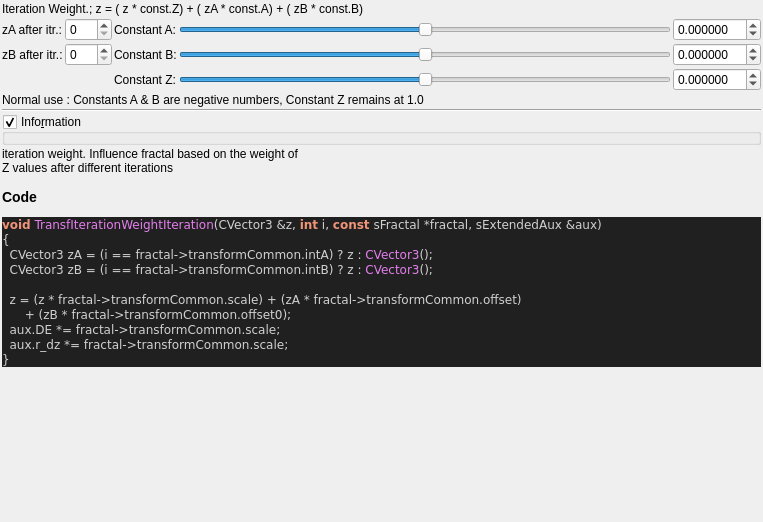
First picture: the form in mandelbulber2/formula/ui/fractal_transf_iteration_weight.ui, repository buddhi1980/mandelbulber2, before the edit.
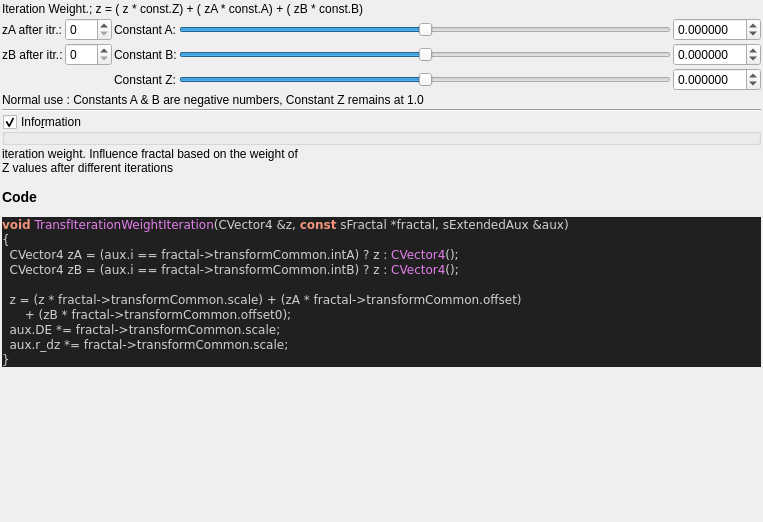
Second picture: the form after the edit. Custom widgets are drawn as their Qt base class.

```diff
--- a/mandelbulber2/formula/ui/fractal_transf_iteration_weight.ui
+++ b/mandelbulber2/formula/ui/fractal_transf_iteration_weight.ui
@@ -311,10 +311,10 @@
 &lt;/table&gt;
 &lt;h3&gt;Code&lt;/h3&gt;
 &lt;body style=&quot;background-color:#202020&quot;&gt;
-&lt;pre style=&quot;color:#d0d0d0; background-color:#202020;  font-family:'Courier New',monospace;&quot;&gt;&lt;span style=&quot;color:#f09479; font-weight:bold&quot;&gt;void&lt;/span&gt; &lt;span style=&quot;color:#e47eed&quot;&gt;TransfIterationWeightIteration&lt;/span&gt;&lt;span style=&quot;color:#d0d0d0&quot;&gt;(&lt;/span&gt;CVector3 &lt;span style=&quot;color:#d0d0d0&quot;&gt;&amp;amp;&lt;/span&gt;z&lt;span style=&quot;color:#d0d0d0&quot;&gt;,&lt;/span&gt; &lt;span style=&quot;color:#f09479; font-weight:bold&quot;&gt;int&lt;/span&gt; i&lt;span style=&quot;color:#d0d0d0&quot;&gt;,&lt;/span&gt; &lt;span style=&quot;color:#f09479; font-weight:bold&quot;&gt;const&lt;/span&gt; sFractal &lt;span style=&quot;color:#d0d0d0&quot;&gt;*&lt;/span&gt;fractal&lt;span style=&quot;color:#d0d0d0&quot;&gt;,&lt;/span&gt; sExtendedAux &lt;span style=&quot;color:#d0d0d0&quot;&gt;&amp;amp;&lt;/span&gt;aux&lt;span style=&quot;color:#d0d0d0&quot;&gt;)&lt;/span&gt;
+&lt;pre style=&quot;color:#d0d0d0; background-color:#202020;  font-family:'Courier New',monospace;&quot;&gt;&lt;span style=&quot;color:#f09479; font-weight:bold&quot;&gt;void&lt;/span&gt; &lt;span style=&quot;color:#e47eed&quot;&gt;TransfIterationWeightIteration&lt;/span&gt;&lt;span style=&quot;color:#d0d0d0&quot;&gt;(&lt;/span&gt;CVector4 &lt;span style=&quot;color:#d0d0d0&quot;&gt;&amp;amp;&lt;/span&gt;z&lt;span style=&quot;color:#d0d0d0&quot;&gt;,&lt;/span&gt; &lt;span style=&quot;color:#f09479; font-weight:bold&quot;&gt;const&lt;/span&gt; sFractal &lt;span style=&quot;color:#d0d0d0&quot;&gt;*&lt;/span&gt;fractal&lt;span style=&quot;color:#d0d0d0&quot;&gt;,&lt;/span&gt; sExtendedAux &lt;span style=&quot;color:#d0d0d0&quot;&gt;&amp;amp;&lt;/span&gt;aux&lt;span style=&quot;color:#d0d0d0&quot;&gt;)&lt;/span&gt;
 &lt;span style=&quot;color:#d0d0d0&quot;&gt;{&lt;/span&gt;
-  CVector3 zA &lt;span style=&quot;color:#d0d0d0&quot;&gt;= (&lt;/span&gt;i &lt;span style=&quot;color:#d0d0d0&quot;&gt;==&lt;/span&gt; fractal&lt;span style=&quot;color:#d0d0d0&quot;&gt;-&amp;gt;&lt;/span&gt;transformCommon&lt;span style=&quot;color:#d0d0d0&quot;&gt;.&lt;/span&gt;intA&lt;span style=&quot;color:#d0d0d0&quot;&gt;)&lt;/span&gt; ? z &lt;span style=&quot;color:#d0d0d0&quot;&gt;:&lt;/span&gt; &lt;span style=&quot;color:#e47eed&quot;&gt;CVector3&lt;/span&gt;&lt;span style=&quot;color:#d0d0d0&quot;&gt;();&lt;/span&gt;
-  CVector3 zB &lt;span style=&quot;color:#d0d0d0&quot;&gt;= (&lt;/span&gt;i &lt;span style=&quot;color:#d0d0d0&quot;&gt;==&lt;/span&gt; fractal&lt;span style=&quot;color:#d0d0d0&quot;&gt;-&amp;gt;&lt;/span&gt;transformCommon&lt;span style=&quot;color:#d0d0d0&quot;&gt;.&lt;/span&gt;intB&lt;span style=&quot;color:#d0d0d0&quot;&gt;)&lt;/span&gt; ? z &lt;span style=&quot;color:#d0d0d0&quot;&gt;:&lt;/span&gt; &lt;span style=&quot;color:#e47eed&quot;&gt;CVector3&lt;/span&gt;&lt;span style=&quot;color:#d0d0d0&quot;&gt;();&lt;/span&gt;
+  CVector4 zA &lt;span style=&quot;color:#d0d0d0&quot;&gt;= (&lt;/span&gt;aux&lt;span style=&quot;color:#d0d0d0&quot;&gt;.&lt;/span&gt;i &lt;span style=&quot;color:#d0d0d0&quot;&gt;==&lt;/span&gt; fractal&lt;span style=&quot;color:#d0d0d0&quot;&gt;-&amp;gt;&lt;/span&gt;transformCommon&lt;span style=&quot;color:#d0d0d0&quot;&gt;.&lt;/span&gt;intA&lt;span style=&quot;color:#d0d0d0&quot;&gt;)&lt;/span&gt; ? z &lt;span style=&quot;color:#d0d0d0&quot;&gt;:&lt;/span&gt; &lt;span style=&quot;color:#e47eed&quot;&gt;CVector4&lt;/span&gt;&lt;span style=&quot;color:#d0d0d0&quot;&gt;();&lt;/span&gt;
+  CVector4 zB &lt;span style=&quot;color:#d0d0d0&quot;&gt;= (&lt;/span&gt;aux&lt;span style=&quot;color:#d0d0d0&quot;&gt;.&lt;/span&gt;i &lt;span style=&quot;color:#d0d0d0&quot;&gt;==&lt;/span&gt; fractal&lt;span style=&quot;color:#d0d0d0&quot;&gt;-&amp;gt;&lt;/span&gt;transformCommon&lt;span style=&quot;color:#d0d0d0&quot;&gt;.&lt;/span&gt;intB&lt;span style=&quot;color:#d0d0d0&quot;&gt;)&lt;/span&gt; ? z &lt;span style=&quot;color:#d0d0d0&quot;&gt;:&lt;/span&gt; &lt;span style=&quot;color:#e47eed&quot;&gt;CVector4&lt;/span&gt;&lt;span style=&quot;color:#d0d0d0&quot;&gt;();&lt;/span&gt;
 
   z &lt;span style=&quot;color:#d0d0d0&quot;&gt;= (&lt;/span&gt;z &lt;span style=&quot;color:#d0d0d0&quot;&gt;*&lt;/span&gt; fractal&lt;span style=&quot;color:#d0d0d0&quot;&gt;-&amp;gt;&lt;/span&gt;transformCommon&lt;span style=&quot;color:#d0d0d0&quot;&gt;.&lt;/span&gt;scale&lt;span style=&quot;color:#d0d0d0&quot;&gt;) + (&lt;/span&gt;zA &lt;span style=&quot;color:#d0d0d0&quot;&gt;*&lt;/span&gt; fractal&lt;span style=&quot;color:#d0d0d0&quot;&gt;-&amp;gt;&lt;/span&gt;transformCommon&lt;span style=&quot;color:#d0d0d0&quot;&gt;.&lt;/span&gt;offset&lt;span style=&quot;color:#d0d0d0&quot;&gt;)&lt;/span&gt;
       &lt;span style=&quot;color:#d0d0d0&quot;&gt;+ (&lt;/span&gt;zB &lt;span style=&quot;color:#d0d0d0&quot;&gt;*&lt;/span&gt; fractal&lt;span style=&quot;color:#d0d0d0&quot;&gt;-&amp;gt;&lt;/span&gt;transformCommon&lt;span style=&quot;color:#d0d0d0&quot;&gt;.&lt;/span&gt;offset0&lt;span style=&quot;color:#d0d0d0&quot;&gt;);&lt;/span&gt;
```
